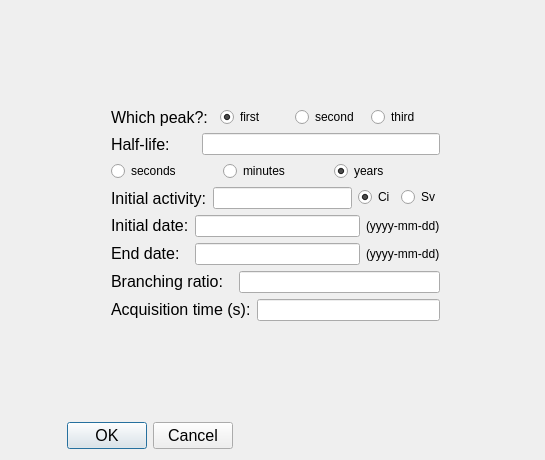
This is nasagamma/win_eff.ui in mauricioAyllon/NASA-gamma as Qt 5 draws it before an edit. The edited form follows.
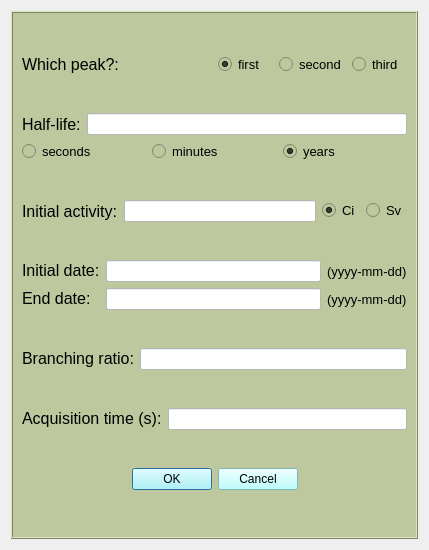
This is the edited form.

```diff
--- a/nasagamma/win_eff.ui
+++ b/nasagamma/win_eff.ui
@@ -6,28 +6,34 @@
    <rect>
     <x>0</x>
     <y>0</y>
-    <width>545</width>
-    <height>460</height>
+    <width>429</width>
+    <height>550</height>
    </rect>
   </property>
   <property name="windowTitle">
    <string>Dialog</string>
   </property>
+  <layout class="QGridLayout" name="gridLayout_9">
+   <item row="0" column="0">
+    <widget class="QFrame" name="frame">
+     <property name="font">
+      <font>
+       <pointsize>20</pointsize>
+      </font>
+     </property>
+     <property name="styleSheet">
+      <string notr="true">background-color: rgb(189, 200, 159);</string>
+     </property>
+     <property name="frameShape">
+      <enum>QFrame::Box</enum>
+     </property>
+     <property name="frameShadow">
+      <enum>QFrame::Raised</enum>
+     </property>
+     <layout class="QGridLayout" name="gridLayout_11">
+      <item row="0" column="0">
   <layout class="QGridLayout" name="gridLayout_5">
-   <item row="0" column="2">
-    <spacer name="verticalSpacer_5">
-     <property name="orientation">
-      <enum>Qt::Vertical</enum>
-     </property>
-     <property name="sizeHint" stdset="0">
-      <size>
-       <width>20</width>
-       <height>16</height>
-      </size>
-     </property>
-    </spacer>
-   </item>
-   <item row="1" column="1" colspan="3">
+        <item row="0" column="0">
     <widget class="QLabel" name="label_which">
      <property name="font">
       <font>
@@ -39,10 +45,15 @@
      </property>
     </widget>
    </item>
-   <item row="1" column="4" colspan="3">
+        <item row="0" column="1">
     <layout class="QGridLayout" name="gridLayout_4">
      <item row="0" column="0">
       <widget class="QRadioButton" name="button_first">
+            <property name="font">
+             <font>
+              <pointsize>10</pointsize>
+             </font>
+            </property>
        <property name="text">
         <string>first</string>
        </property>
@@ -56,6 +67,11 @@
      </item>
      <item row="0" column="1">
       <widget class="QRadioButton" name="button_second">
+            <property name="font">
+             <font>
+              <pointsize>10</pointsize>
+             </font>
+            </property>
        <property name="text">
         <string>second</string>
        </property>
@@ -66,6 +82,11 @@
      </item>
      <item row="0" column="2">
       <widget class="QRadioButton" name="button_third">
+            <property name="font">
+             <font>
+              <pointsize>10</pointsize>
+             </font>
+            </property>
        <property name="text">
         <string>third</string>
        </property>
@@ -76,7 +97,13 @@
      </item>
     </layout>
    </item>
-   <item row="2" column="1">
+       </layout>
+      </item>
+      <item row="1" column="0">
+       <layout class="QGridLayout" name="gridLayout_10">
+        <item row="0" column="0">
+         <layout class="QGridLayout" name="gridLayout_6">
+          <item row="0" column="0">
     <widget class="QLabel" name="label_t_half">
      <property name="font">
       <font>
@@ -88,10 +115,16 @@
      </property>
     </widget>
    </item>
-   <item row="2" column="3" colspan="4">
-    <widget class="QLineEdit" name="txt_t_half"/>
-   </item>
-   <item row="3" column="1" colspan="6">
+          <item row="0" column="1">
+           <widget class="QLineEdit" name="txt_t_half">
+            <property name="styleSheet">
+             <string notr="true">background-color: rgb(255, 255, 255);</string>
+            </property>
+           </widget>
+          </item>
+         </layout>
+        </item>
+        <item row="1" column="0">
     <layout class="QGridLayout" name="gridLayout">
      <item row="0" column="0">
       <widget class="QRadioButton" name="button_seconds">
@@ -108,6 +141,11 @@
      </item>
      <item row="0" column="1">
       <widget class="QRadioButton" name="button_minutes">
+            <property name="font">
+             <font>
+              <pointsize>10</pointsize>
+             </font>
+            </property>
        <property name="text">
         <string>minutes</string>
        </property>
@@ -121,6 +159,11 @@
      </item>
      <item row="0" column="2">
       <widget class="QRadioButton" name="button_years">
+            <property name="font">
+             <font>
+              <pointsize>10</pointsize>
+             </font>
+            </property>
        <property name="text">
         <string>years</string>
        </property>
@@ -138,22 +181,29 @@
        </attribute>
       </widget>
      </item>
-    </layout>
-   </item>
-   <item row="4" column="0">
-    <spacer name="horizontalSpacer_6">
-     <property name="orientation">
-      <enum>Qt::Horizontal</enum>
-     </property>
-     <property name="sizeHint" stdset="0">
-      <size>
-       <width>51</width>
-       <height>20</height>
-      </size>
-     </property>
-    </spacer>
-   </item>
-   <item row="4" column="1" colspan="6">
+          <item row="0" column="0">
+           <widget class="QRadioButton" name="button_seconds">
+            <property name="font">
+             <font>
+              <pointsize>10</pointsize>
+             </font>
+            </property>
+            <property name="text">
+             <string>seconds</string>
+            </property>
+            <property name="autoExclusive">
+             <bool>true</bool>
+            </property>
+            <attribute name="buttonGroup">
+             <string notr="true">buttonGroup_time</string>
+            </attribute>
+           </widget>
+          </item>
+         </layout>
+        </item>
+       </layout>
+      </item>
+      <item row="2" column="0">
     <layout class="QGridLayout" name="gridLayout_3">
      <item row="0" column="0">
       <widget class="QLabel" name="label_activity0">
@@ -169,6 +219,9 @@
      </item>
      <item row="0" column="1">
       <widget class="QLineEdit" name="txt_activity">
+          <property name="styleSheet">
+           <string notr="true">background-color: rgb(255, 255, 255);</string>
+          </property>
        <property name="text">
         <string/>
        </property>
@@ -178,6 +231,11 @@
       <layout class="QFormLayout" name="formLayout">
        <item row="0" column="0">
         <widget class="QRadioButton" name="button_Ci">
+            <property name="font">
+             <font>
+              <pointsize>10</pointsize>
+             </font>
+            </property>
          <property name="text">
           <string>Ci</string>
          </property>
@@ -194,6 +252,11 @@
        </item>
        <item row="0" column="1">
         <widget class="QRadioButton" name="button_Sv">
+            <property name="font">
+             <font>
+              <pointsize>10</pointsize>
+             </font>
+            </property>
          <property name="text">
           <string>Sv</string>
          </property>
@@ -209,7 +272,7 @@
      </item>
     </layout>
    </item>
-   <item row="5" column="1" colspan="6">
+      <item row="3" column="0">
     <layout class="QGridLayout" name="gridLayout_2">
      <item row="0" column="0">
       <widget class="QLabel" name="label_init_date">
@@ -225,6 +288,9 @@
      </item>
      <item row="0" column="1">
       <widget class="QLineEdit" name="txt_init_date">
+          <property name="styleSheet">
+           <string notr="true">background-color: rgb(255, 255, 255);</string>
+          </property>
        <property name="text">
         <string/>
        </property>
@@ -232,6 +298,11 @@
      </item>
      <item row="0" column="2">
       <widget class="QLabel" name="label_date0">
+          <property name="font">
+           <font>
+            <pointsize>10</pointsize>
+           </font>
+          </property>
        <property name="text">
         <string>(yyyy-mm-dd)</string>
        </property>
@@ -251,6 +322,9 @@
      </item>
      <item row="1" column="1">
       <widget class="QLineEdit" name="txt_end_date">
+          <property name="styleSheet">
+           <string notr="true">background-color: rgb(255, 255, 255);</string>
+          </property>
        <property name="text">
         <string/>
        </property>
@@ -258,6 +332,11 @@
      </item>
      <item row="1" column="2">
       <widget class="QLabel" name="label_date1">
+          <property name="font">
+           <font>
+            <pointsize>10</pointsize>
+           </font>
+          </property>
        <property name="text">
         <string>(yyyy-mm-dd)</string>
        </property>
@@ -265,20 +344,19 @@
      </item>
     </layout>
    </item>
-   <item row="5" column="7">
-    <spacer name="horizontalSpacer_7">
-     <property name="orientation">
-      <enum>Qt::Horizontal</enum>
-     </property>
-     <property name="sizeHint" stdset="0">
-      <size>
-       <width>51</width>
-       <height>20</height>
-      </size>
-     </property>
-    </spacer>
-   </item>
-   <item row="6" column="1" colspan="4">
+      <item row="4" column="0">
+       <layout class="QGridLayout" name="gridLayout_7">
+        <item row="0" column="1">
+         <widget class="QLineEdit" name="txt_B">
+          <property name="styleSheet">
+           <string notr="true">background-color: rgb(255, 255, 255);</string>
+          </property>
+          <property name="text">
+           <string/>
+          </property>
+         </widget>
+        </item>
+        <item row="0" column="0">
     <widget class="QLabel" name="label_B">
      <property name="font">
       <font>
@@ -290,14 +368,11 @@
      </property>
     </widget>
    </item>
-   <item row="6" column="5" colspan="2">
-    <widget class="QLineEdit" name="txt_B">
-     <property name="text">
-      <string/>
-     </property>
-    </widget>
-   </item>
-   <item row="7" column="1" colspan="5">
+       </layout>
+      </item>
+      <item row="5" column="0">
+       <layout class="QGridLayout" name="gridLayout_8">
+        <item row="0" column="0">
     <widget class="QLabel" name="label_acq_time">
      <property name="font">
       <font>
@@ -309,39 +384,45 @@
      </property>
     </widget>
    </item>
-   <item row="7" column="6">
+        <item row="0" column="1">
     <widget class="QLineEdit" name="txt_acq">
+          <property name="styleSheet">
+           <string notr="true">background-color: rgb(255, 255, 255);</string>
+          </property>
      <property name="text">
       <string/>
      </property>
     </widget>
    </item>
-   <item row="8" column="1">
-    <spacer name="verticalSpacer_6">
-     <property name="orientation">
-      <enum>Qt::Vertical</enum>
-     </property>
-     <property name="sizeHint" stdset="0">
-      <size>
-       <width>20</width>
-       <height>83</height>
-      </size>
-     </property>
-    </spacer>
-   </item>
-   <item row="9" column="0" colspan="5">
+       </layout>
+      </item>
+      <item row="6" column="0">
     <widget class="QDialogButtonBox" name="button_ok_cancel_eff">
      <property name="font">
       <font>
-       <pointsize>12</pointsize>
-      </font>
-     </property>
+          <family>MS Shell Dlg 2</family>
+          <pointsize>10</pointsize>
+          <weight>9</weight>
+          <italic>false</italic>
+          <bold>false</bold>
+         </font>
+        </property>
+        <property name="styleSheet">
+         <string notr="true">background-color: rgb(170, 255, 255);
+font: 75 10pt &quot;MS Shell Dlg 2&quot;;</string>
+        </property>
      <property name="orientation">
       <enum>Qt::Horizontal</enum>
      </property>
      <property name="standardButtons">
       <set>QDialogButtonBox::Cancel|QDialogButtonBox::Ok</set>
      </property>
+        <property name="centerButtons">
+         <bool>true</bool>
+        </property>
+       </widget>
+      </item>
+     </layout>
     </widget>
    </item>
   </layout>
```
Left out of the diff: 15 changed lines with no effect on the pictures. Lines whose indentation alone changed are shown as unchanged.
